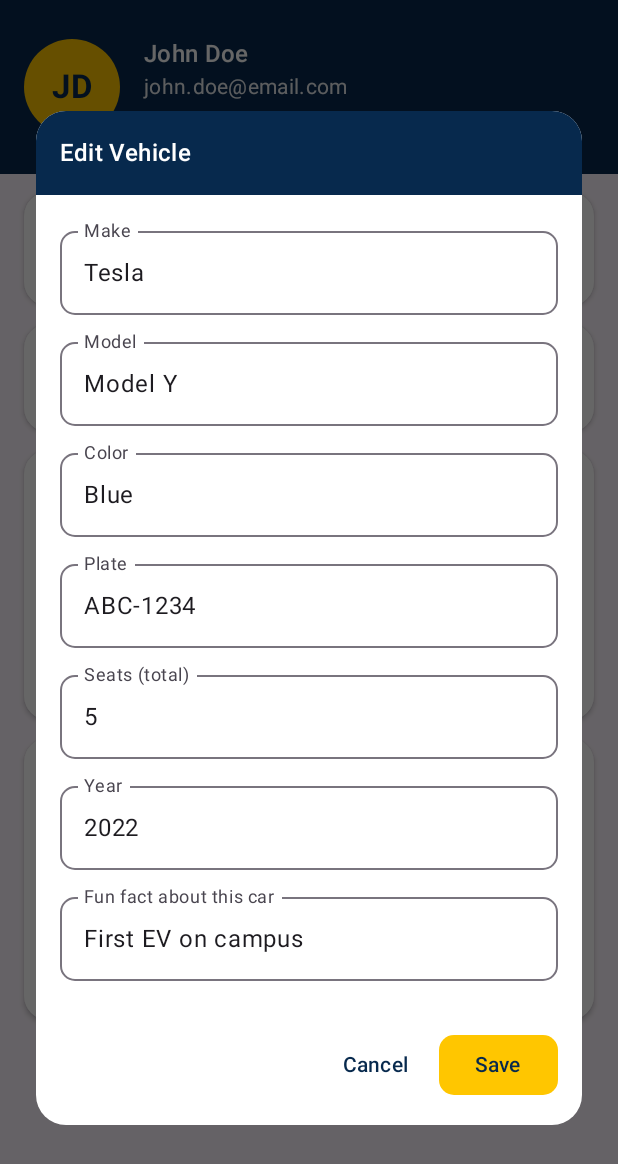
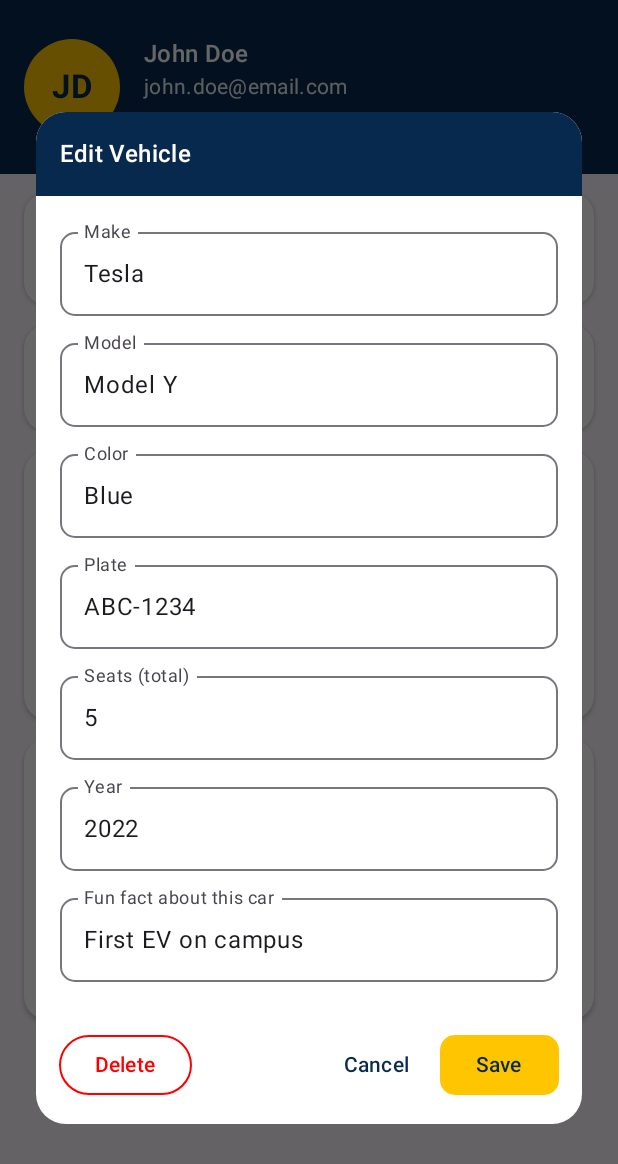
Before and after one commit to bookwalamustafa/Find-My-Ride, an Android app built with Jetpack Compose: the composable ProfileRoute shown on its own in the app's theme, after a tap on an icon or button, on a phone screen of 412 x 824 dp. Shown: the top 1164 px of the screen. Run offline under Robolectric (Android 15) with nearby library versions, the phone set to English and light mode, and no system bars; 1 statement that could not run was skipped.

Commit message:
feature(delete_vehicles): add way to delete vehicles added by users

```diff
--- a/app/composeApp/src/commonMain/kotlin/com/example/demo/feature/profile/ProfileEvent.kt
+++ b/app/composeApp/src/commonMain/kotlin/com/example/demo/feature/profile/ProfileEvent.kt
@@ -18,7 +18,10 @@
     data class VehicleEditYearChanged(val value: String) : ProfileEvent
     data class VehicleEditFunFactChanged(val value: String) : ProfileEvent
     data object AddVehicleClicked : ProfileEvent
+    data object DeleteVehicleClicked : ProfileEvent
     data object SaveVehicleChanges : ProfileEvent
+
+
 
     // Settings
     data class SettingsClicked(val option: SettingsOption) : ProfileEvent
--- a/app/composeApp/src/commonMain/kotlin/com/example/demo/feature/profile/ProfileScreen.kt
+++ b/app/composeApp/src/commonMain/kotlin/com/example/demo/feature/profile/ProfileScreen.kt
@@ -1,5 +1,6 @@
 package com.example.demo.feature.profile
 
+import androidx.compose.foundation.BorderStroke
 import androidx.compose.foundation.background
 import androidx.compose.foundation.clickable
 import androidx.compose.foundation.layout.*
@@ -411,6 +412,7 @@
     onEvent: (ProfileEvent) -> Unit
 ) {
     val edit = state.vehicleEdit
+    val isEditing = edit.id != null
 
     Dialog(onDismissRequest = { onEvent(ProfileEvent.VehicleDialogDismissed) }) {
         Box(
@@ -433,12 +435,13 @@
                     contentAlignment = Alignment.CenterStart
                 ) {
                     Text(
-                        text = "Edit Vehicle",
+                        text = if (isEditing) "Edit Vehicle" else "Add Vehicle",
                         color = Color.White,
                         style = MaterialTheme.typography.titleMedium
                     )
                 }
 
+                // Form fields
                 Column(
                     modifier = Modifier.padding(16.dp),
                     verticalArrangement = Arrangement.spacedBy(10.dp)
@@ -494,18 +497,37 @@
                     )
                 }
 
+                // Buttons (Delete + Cancel + Save)
                 Row(
                     modifier = Modifier
                         .fillMaxWidth()
-                        .padding(16.dp),
-                    horizontalArrangement = Arrangement.End
+                        .padding(15.dp),
+                    verticalAlignment = Alignment.CenterVertically
                 ) {
+
+                    // Only show Delete when editing an existing car
+                    if (isEditing) {
+                        OutlinedButton(
+                            onClick = { onEvent(ProfileEvent.DeleteVehicleClicked) },
+                            border = BorderStroke(1.dp, Color.Red),
+                            colors = ButtonDefaults.outlinedButtonColors(
+                                contentColor = Color.Red
+                            )
+                        ) {
+                            Text("Delete")
+                        }
+                    }
+
+                    Spacer(Modifier.weight(1f))
+
                     TextButton(
                         onClick = { onEvent(ProfileEvent.VehicleDialogDismissed) }
                     ) {
                         Text("Cancel", color = DrexelBlue)
                     }
+
                     Spacer(Modifier.width(8.dp))
+
                     Button(
                         onClick = { onEvent(ProfileEvent.SaveVehicleChanges) },
                         colors = ButtonDefaults.buttonColors(
@@ -521,6 +543,7 @@
         }
     }
 }
+
 
 @Composable
 private fun SettingsDialog(
```
Also changed, not shown: app/composeApp/src/commonMain/kotlin/com/example/demo/feature/profile/ProfileViewModel.kt (+10 -0 lines).
